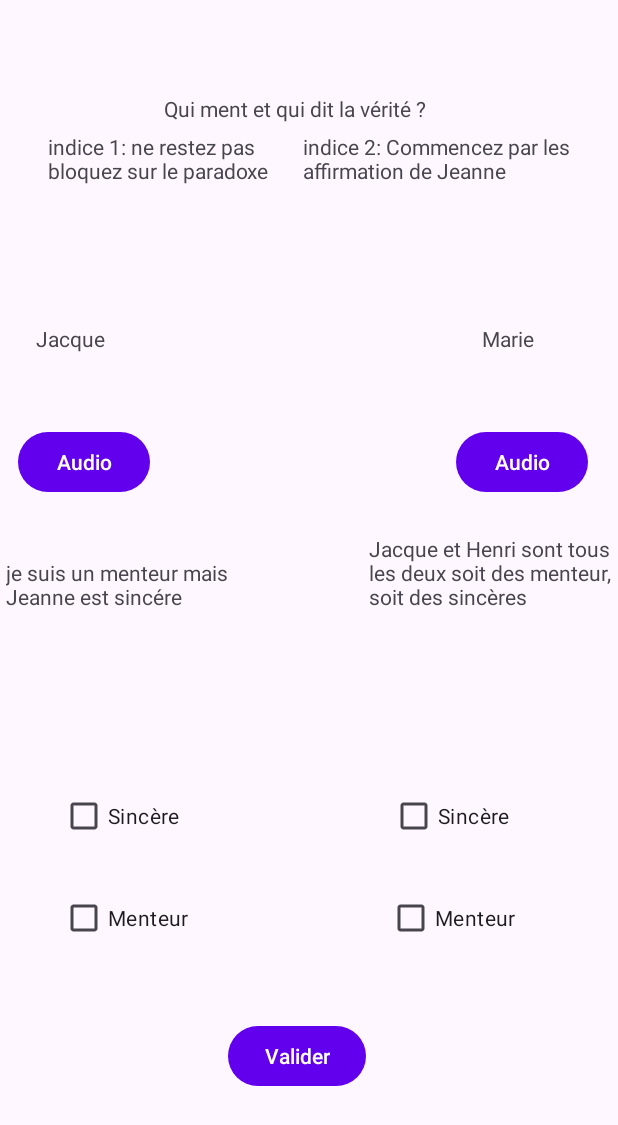
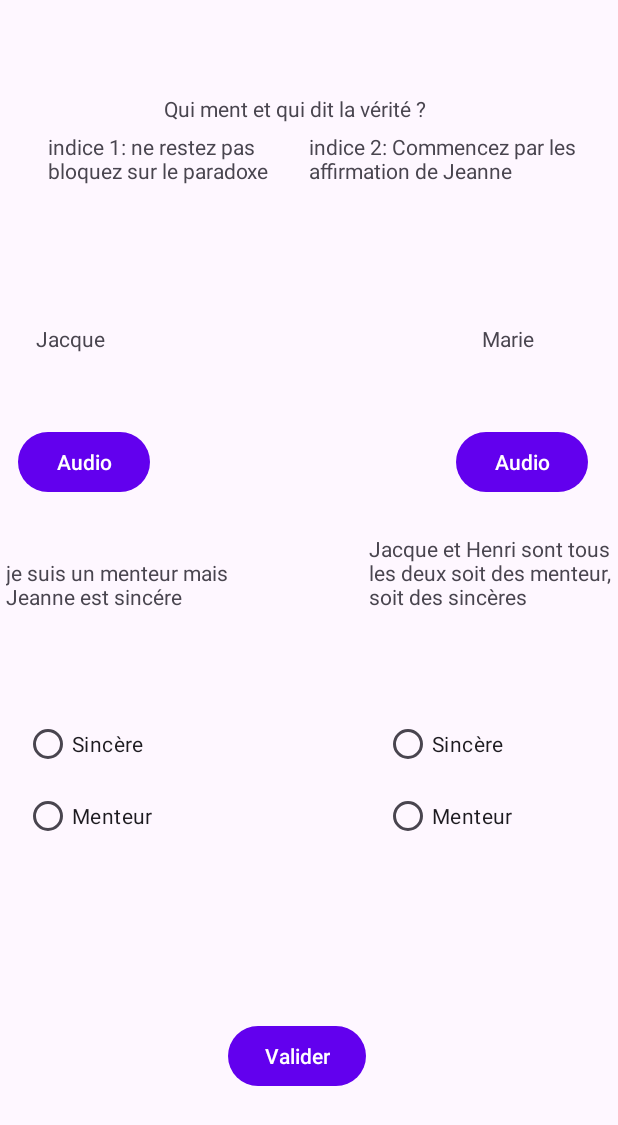
Before and after one commit to Rafale2000/QuestEase-SAE6.01, an Android app: the layout sincere_menteur.xml on its own in the app's theme, with its tools: preview values and no code run, on a phone screen of 412 x 824 dp. Shown: the top 1125 px of the screen. Run offline under Robolectric (Android 15) with nearby library versions, the phone set to English and light mode, and no system bars.

Commit message:
ajout de la bdd pour le jeu

```diff
--- a/app/src/main/java/com/example/questease/DatabaseHelper.java
+++ b/app/src/main/java/com/example/questease/DatabaseHelper.java
@@ -31,7 +31,13 @@ public class DatabaseHelper extends SQLiteOpenHelper {
                 "myopie INTEGER,"+
                 "vision_centrale_reduite INTEGER,"+
                 "albinisme INTEGER)";
+        String tableSM = "CREATE TABLE jeuSM("+
+                "id INTEGER PRIMARY KEY AUTOINCREMENT, " +
+                "idJoueur INTEGER NOT NULL," +
+                "reponse1 BOOLEAN NOT NULL," +
+                "reponse2 BOOLEAN NOT NULL)";
         db.execSQL(CREATE_TABLE);
+        db.execSQL(tableSM);
     }
 
     @Override
@@ -46,4 +52,8 @@ public class DatabaseHelper extends SQLiteOpenHelper {
         System.out.println(db.rawQuery("SELECT * FROM parametre " , null));;
         return db.rawQuery("SELECT * FROM parametre " , null);
     }
+
+    public Cursor getReponseSM(SQLiteDatabase db){
+        return db.rawQuery("SELECT * FROM jeuSM " , null);
+    }
 }
--- a/app/src/main/java/com/example/questease/Sincere_Menteur.java
+++ b/app/src/main/java/com/example/questease/Sincere_Menteur.java
@@ -1,6 +1,9 @@
 package com.example.questease;
 
 import android.os.Bundle;
+import android.view.View;
+import android.widget.Button;
+import android.widget.RadioGroup;
 import android.widget.TextView;
 
 import androidx.appcompat.app.AppCompatActivity;
@@ -16,7 +19,32 @@ public class Sincere_Menteur extends AppCompatActivity {
         if (id==2) {
             partie2enigme();
         }
+        Button buttonValider = findViewById(R.id.button5);
+
+// Ajout d'un OnClickListener au bouton
+        buttonValider.setOnClickListener(new View.OnClickListener() {
+            @Override
+            public void onClick(View v) {
+                // Appel à la fonction de vérification des réponses ici
+                verifierReponses();
+            }
+        });
         }
+
+    private void verifierReponses() {
+            // Récupérer les choix des joueurs pour Jacque
+            RadioGroup radioGroupJacque = findViewById(R.id.radioGroup);
+            int selectedIdJacque = radioGroupJacque.getCheckedRadioButtonId();
+
+            // Récupérer les choix des joueurs pour Marie
+            RadioGroup radioGroupMarie = findViewById(R.id.radioGroup2);
+            int selectedIdMarie = radioGroupMarie.getCheckedRadioButtonId();
+
+            // Variables pour stocker les réponses
+            boolean jacqueSincere = selectedIdJacque == R.id.radioButtonSincere;
+            boolean marieSincere = selectedIdMarie == R.id.radioButtonSincere2;
+    }
+
     private void partie2enigme() {
         TextView tv1= findViewById(R.id.textView4);
         TextView tv2= findViewById(R.id.textView5);
--- a/app/src/main/res/layout/sincere_menteur.xml
+++ b/app/src/main/res/layout/sincere_menteur.xml
@@ -31,7 +31,7 @@
         android:layout_width="202dp"
         android:layout_height="42dp"
         android:layout_marginTop="88dp"
-        android:layout_marginEnd="8dp"
+        android:layout_marginEnd="4dp"
         android:text="indice 2: Commencez par les affirmation de Jeanne"
         app:layout_constraintEnd_toEndOf="parent"
         app:layout_constraintTop_toTopOf="parent" />
@@ -96,45 +96,54 @@
         app:layout_constraintEnd_toEndOf="parent"
         app:layout_constraintTop_toTopOf="parent" />
 
-    <CheckBox
-        android:id="@+id/checkBox"
+
+    <RadioGroup
+        android:id="@+id/radioGroup"
         android:layout_width="wrap_content"
         android:layout_height="wrap_content"
-        android:layout_marginStart="40dp"
-        android:layout_marginTop="520dp"
-        android:text="Sincère"
+        android:layout_marginStart="16dp"
+        android:layout_marginTop="472dp"
+        android:orientation="vertical"
         app:layout_constraintStart_toStartOf="parent"
-        app:layout_constraintTop_toTopOf="parent" />
+        app:layout_constraintTop_toTopOf="parent">
 
-    <CheckBox
-        android:id="@+id/checkBox2"
+        <RadioButton
+            android:id="@+id/radioButtonSincere"
             android:layout_width="wrap_content"
             android:layout_height="wrap_content"
-        android:layout_marginStart="40dp"
-        android:layout_marginTop="588dp"
-        android:text="Menteur"
-        app:layout_constraintStart_toStartOf="parent"
-        app:layout_constraintTop_toTopOf="parent" />
+            android:text="Sincère" />
 
-    <CheckBox
-        android:id="@+id/checkBox3"
+        <RadioButton
+            android:id="@+id/radioButtonMenteur"
             android:layout_width="wrap_content"
             android:layout_height="wrap_content"
-        android:layout_marginTop="520dp"
-        android:layout_marginEnd="72dp"
-        android:text="Sincère"
+            android:text="Menteur" />
+
+    </RadioGroup>
+
+    <RadioGroup
+        android:id="@+id/radioGroup2"
+        android:layout_width="156dp"
+        android:layout_height="98dp"
+        android:layout_marginTop="472dp"
+        android:orientation="vertical"
         app:layout_constraintEnd_toEndOf="parent"
-        app:layout_constraintTop_toTopOf="parent" />
+        app:layout_constraintTop_toTopOf="parent">
 
-    <CheckBox
-        android:id="@+id/checkBox4"
+        <RadioButton
+            android:id="@+id/radioButtonSincere2"
             android:layout_width="wrap_content"
             android:layout_height="wrap_content"
-        android:layout_marginTop="588dp"
-        android:layout_marginEnd="68dp"
-        android:text="Menteur"
-        app:layout_constraintEnd_toEndOf="parent"
-        app:layout_constraintTop_toTopOf="parent" />
+            android:text="Sincère" />
+
+        <RadioButton
+            android:id="@+id/radioButtonMenteur2"
+            android:layout_width="wrap_content"
+            android:layout_height="wrap_content"
+            android:text="Menteur" />
+
+    </RadioGroup>
+
 
     <Button
         android:id="@+id/button5"
```
Lines whose indentation alone changed are shown as unchanged.
